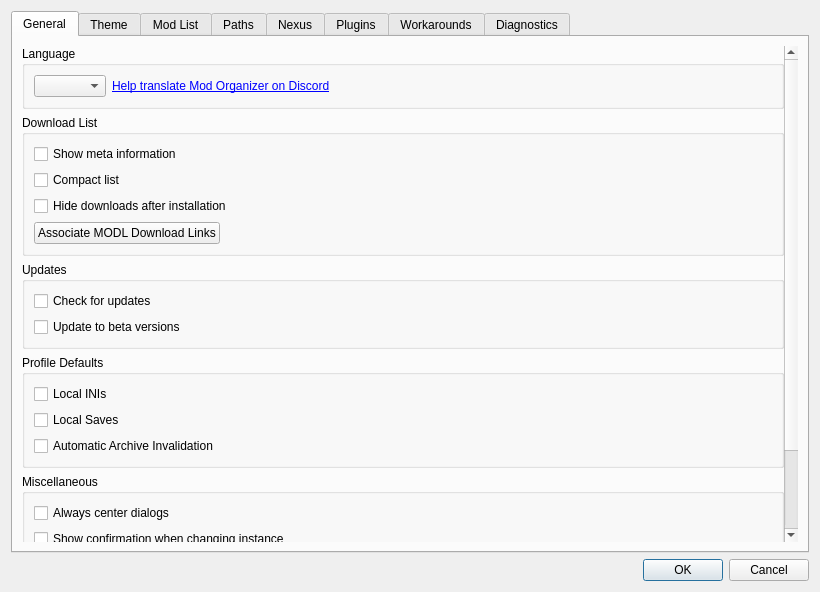
Above: src/settingsdialog.ui from ModOrganizer2/modorganizer before the change. Below: the same form after it.
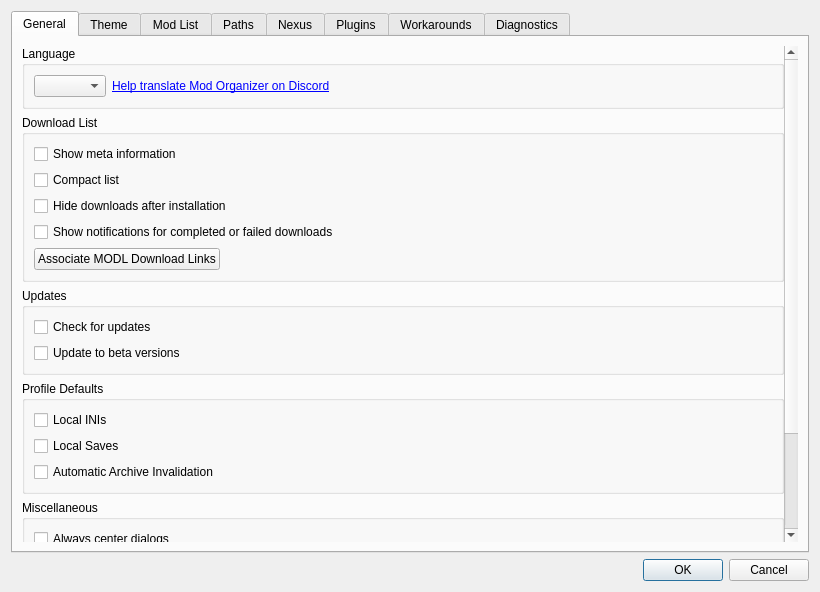
That is the form after the change. Icons and pictures are not drawn. Custom widgets are drawn as their Qt base class.

Commit message: Add setting to show notifications when downloads complete or fail (#2338)

What changed in the file:
```diff
--- a/src/settingsdialog.ui
+++ b/src/settingsdialog.ui
@@ -166,6 +166,19 @@
                 </property>
                </widget>
               </item>
+              <item>
+               <widget class="QCheckBox" name="showDownloadNotificationsBox">
+                <property name="toolTip">
+                 <string>Show notifications when downloads complete or fail.</string>
+                </property>
+                <property name="whatsThis">
+                 <string>Show notifications when downloads complete or fail.</string>
+                </property>
+                <property name="text">
+                 <string>Show notifications for completed or failed downloads</string>
+                </property>
+               </widget>
+              </item>
               <item alignment="Qt::AlignmentFlag::AlignLeft">
                <widget class="QPushButton" name="associateModlButton">
                 <property name="maximumSize">
```
Left out of the diff: 4 changed lines with no effect on the pictures. The commit also changes 12 other files.
